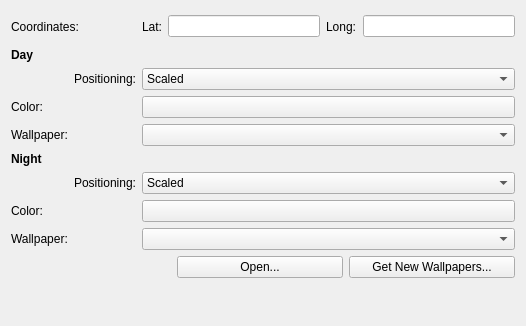
The window that day-and-night/contents/ui/config.ui (lmiphay/pdamsten-plasmoids) describes before a commit, drawn with Qt 5.
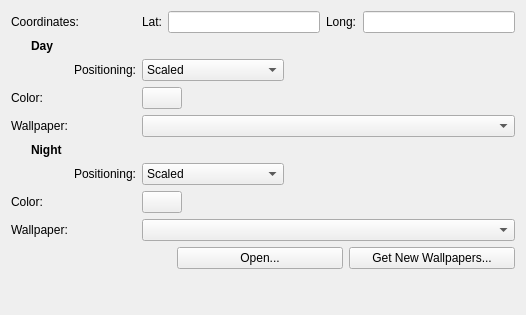
The same window after the commit. Custom widgets are drawn as their Qt base class.

What changed in the file:
```diff
--- a/day-and-night/contents/ui/config.ui
+++ b/day-and-night/contents/ui/config.ui
@@ -7,14 +7,32 @@
     <x>0</x>
     <y>0</y>
     <width>526</width>
-    <height>326</height>
+    <height>315</height>
    </rect>
   </property>
   <property name="windowTitle">
    <string>Color</string>
   </property>
+  <layout class="QVBoxLayout" name="verticalLayout">
+   <item>
   <layout class="QFormLayout" name="formLayout">
-   <item row="1" column="1">
+     <property name="fieldGrowthPolicy">
+      <enum>QFormLayout::ExpandingFieldsGrow</enum>
+     </property>
+     <item row="0" column="0">
+      <widget class="QLabel" name="coordinatesLabel">
+       <property name="sizePolicy">
+        <sizepolicy hsizetype="Preferred" vsizetype="Expanding">
+         <horstretch>0</horstretch>
+         <verstretch>0</verstretch>
+        </sizepolicy>
+       </property>
+       <property name="text">
+        <string>Coordinates:</string>
+       </property>
+      </widget>
+     </item>
+     <item row="0" column="1">
     <layout class="QHBoxLayout" name="horizontalLayout_2">
      <item>
       <widget class="QLabel" name="latitudeLabel">
@@ -56,7 +74,48 @@
      </item>
     </layout>
    </item>
-   <item row="4" column="1">
+     <item row="1" column="0">
+      <widget class="QLabel" name="dayLabel">
+       <property name="font">
+        <font>
+         <weight>75</weight>
+         <bold>true</bold>
+        </font>
+       </property>
+       <property name="text">
+        <string>Day</string>
+       </property>
+       <property name="indent">
+        <number>20</number>
+       </property>
+      </widget>
+     </item>
+     <item row="2" column="0">
+      <widget class="QLabel" name="dayPositioningLabel">
+       <property name="sizePolicy">
+        <sizepolicy hsizetype="Preferred" vsizetype="Expanding">
+         <horstretch>0</horstretch>
+         <verstretch>0</verstretch>
+        </sizepolicy>
+       </property>
+       <property name="minimumSize">
+        <size>
+         <width>125</width>
+         <height>0</height>
+        </size>
+       </property>
+       <property name="text">
+        <string>Positioning:</string>
+       </property>
+       <property name="alignment">
+        <set>Qt::AlignRight|Qt::AlignTrailing|Qt::AlignVCenter</set>
+       </property>
+       <property name="buddy">
+        <cstring>dayPositioningCombo</cstring>
+       </property>
+      </widget>
+     </item>
+     <item row="2" column="1">
     <widget class="KComboBox" name="dayPositioningCombo">
      <property name="sizePolicy">
       <sizepolicy hsizetype="Preferred" vsizetype="Fixed">
@@ -96,10 +155,26 @@
      </item>
     </widget>
    </item>
-   <item row="6" column="1">
+     <item row="3" column="0">
+      <widget class="QLabel" name="dayColorLabel">
+       <property name="sizePolicy">
+        <sizepolicy hsizetype="Preferred" vsizetype="Expanding">
+         <horstretch>0</horstretch>
+         <verstretch>0</verstretch>
+        </sizepolicy>
+       </property>
+       <property name="text">
+        <string>Color:</string>
+       </property>
+       <property name="buddy">
+        <cstring>dayColorButton</cstring>
+       </property>
+      </widget>
+     </item>
+     <item row="3" column="1">
     <widget class="KColorButton" name="dayColorButton"/>
    </item>
-   <item row="7" column="0">
+     <item row="4" column="0">
     <widget class="QLabel" name="dayWallpaperLabel">
      <property name="sizePolicy">
       <sizepolicy hsizetype="Preferred" vsizetype="Expanding">
@@ -115,7 +190,7 @@
      </property>
     </widget>
    </item>
-   <item row="7" column="1">
+     <item row="4" column="1">
     <widget class="KComboBox" name="dayCombo">
      <property name="sizePolicy">
       <sizepolicy hsizetype="Expanding" vsizetype="Fixed">
@@ -125,7 +200,48 @@
      </property>
     </widget>
    </item>
-   <item row="10" column="1">
+     <item row="5" column="0">
+      <widget class="QLabel" name="nightLabel">
+       <property name="font">
+        <font>
+         <weight>75</weight>
+         <bold>true</bold>
+        </font>
+       </property>
+       <property name="text">
+        <string>Night</string>
+       </property>
+       <property name="indent">
+        <number>20</number>
+       </property>
+      </widget>
+     </item>
+     <item row="6" column="0">
+      <widget class="QLabel" name="nightPositioningLabel">
+       <property name="sizePolicy">
+        <sizepolicy hsizetype="Preferred" vsizetype="Expanding">
+         <horstretch>0</horstretch>
+         <verstretch>0</verstretch>
+        </sizepolicy>
+       </property>
+       <property name="minimumSize">
+        <size>
+         <width>125</width>
+         <height>0</height>
+        </size>
+       </property>
+       <property name="text">
+        <string>Positioning:</string>
+       </property>
+       <property name="alignment">
+        <set>Qt::AlignRight|Qt::AlignTrailing|Qt::AlignVCenter</set>
+       </property>
+       <property name="buddy">
+        <cstring>dayPositioningCombo</cstring>
+       </property>
+      </widget>
+     </item>
+     <item row="6" column="1">
     <widget class="KComboBox" name="nightPositioningCombo">
      <property name="sizePolicy">
       <sizepolicy hsizetype="Preferred" vsizetype="Fixed">
@@ -165,10 +281,20 @@
      </item>
     </widget>
    </item>
-   <item row="12" column="1">
+     <item row="7" column="0">
+      <widget class="QLabel" name="nightColorLabel">
+       <property name="text">
+        <string>Color:</string>
+       </property>
+       <property name="buddy">
+        <cstring>nightColorButton</cstring>
+       </property>
+      </widget>
+     </item>
+     <item row="7" column="1">
     <widget class="KColorButton" name="nightColorButton"/>
    </item>
-   <item row="13" column="0">
+     <item row="8" column="0">
     <widget class="QLabel" name="nightWallpaperLabel">
      <property name="sizePolicy">
       <sizepolicy hsizetype="Preferred" vsizetype="Expanding">
@@ -184,7 +310,7 @@
      </property>
     </widget>
    </item>
-   <item row="13" column="1">
+     <item row="8" column="1">
     <widget class="KComboBox" name="nightCombo">
      <property name="sizePolicy">
       <sizepolicy hsizetype="Expanding" vsizetype="Fixed">
@@ -194,7 +320,9 @@
      </property>
     </widget>
    </item>
-   <item row="14" column="0" colspan="2">
+    </layout>
+   </item>
+   <item>
     <layout class="QHBoxLayout" name="horizontalLayout">
      <item>
       <spacer name="horizontalSpacer">
@@ -237,7 +365,7 @@
      </item>
     </layout>
    </item>
-   <item row="15" column="0">
+   <item>
     <spacer name="verticalSpacer">
      <property name="orientation">
       <enum>Qt::Vertical</enum>
@@ -250,121 +378,6 @@
      </property>
     </spacer>
    </item>
-   <item row="4" column="0">
-    <widget class="QLabel" name="dayPositioningLabel">
-     <property name="sizePolicy">
-      <sizepolicy hsizetype="Preferred" vsizetype="Expanding">
-       <horstretch>0</horstretch>
-       <verstretch>0</verstretch>
-      </sizepolicy>
-     </property>
-     <property name="minimumSize">
-      <size>
-       <width>125</width>
-       <height>0</height>
-      </size>
-     </property>
-     <property name="text">
-      <string>Positioning:</string>
-     </property>
-     <property name="alignment">
-      <set>Qt::AlignRight|Qt::AlignTrailing|Qt::AlignVCenter</set>
-     </property>
-     <property name="buddy">
-      <cstring>dayPositioningCombo</cstring>
-     </property>
-    </widget>
-   </item>
-   <item row="1" column="0">
-    <widget class="QLabel" name="coordinatesLabel">
-     <property name="sizePolicy">
-      <sizepolicy hsizetype="Preferred" vsizetype="Expanding">
-       <horstretch>0</horstretch>
-       <verstretch>0</verstretch>
-      </sizepolicy>
-     </property>
-     <property name="text">
-      <string>Coordinates:</string>
-     </property>
-    </widget>
-   </item>
-   <item row="3" column="0">
-    <widget class="QLabel" name="dayLabel">
-     <property name="font">
-      <font>
-       <weight>75</weight>
-       <bold>true</bold>
-      </font>
-     </property>
-     <property name="text">
-      <string>Day</string>
-     </property>
-    </widget>
-   </item>
-   <item row="6" column="0">
-    <widget class="QLabel" name="dayColorLabel">
-     <property name="sizePolicy">
-      <sizepolicy hsizetype="Preferred" vsizetype="Expanding">
-       <horstretch>0</horstretch>
-       <verstretch>0</verstretch>
-      </sizepolicy>
-     </property>
-     <property name="text">
-      <string>Color:</string>
-     </property>
-     <property name="buddy">
-      <cstring>dayColorButton</cstring>
-     </property>
-    </widget>
-   </item>
-   <item row="10" column="0">
-    <widget class="QLabel" name="nightPositioningLabel">
-     <property name="sizePolicy">
-      <sizepolicy hsizetype="Preferred" vsizetype="Expanding">
-       <horstretch>0</horstretch>
-       <verstretch>0</verstretch>
-      </sizepolicy>
-     </property>
-     <property name="minimumSize">
-      <size>
-       <width>125</width>
-       <height>0</height>
-      </size>
-     </property>
-     <property name="text">
-      <string>Positioning:</string>
-     </property>
-     <property name="alignment">
-      <set>Qt::AlignRight|Qt::AlignTrailing|Qt::AlignVCenter</set>
-     </property>
-     <property name="buddy">
-      <cstring>dayPositioningCombo</cstring>
-     </property>
-    </widget>
-   </item>
-   <item row="12" column="0">
-    <widget class="QLabel" name="nightColorLabel">
-     <property name="text">
-      <string>Color:</string>
-     </property>
-     <property name="buddy">
-      <cstring>nightColorButton</cstring>
-     </property>
-    </widget>
-   </item>
-   <item row="9" column="0">
-    <widget class="QLabel" name="nightLabel">
-     <property name="font">
-      <font>
-       <weight>75</weight>
-       <bold>true</bold>
-      </font>
-     </property>
-     <property name="text">
-      <string>Night</string>
-     </property>
-    </widget>
-   </item>
   </layout>
  </widget>
  <customwidgets>
```
Lines whose indentation alone changed are shown as unchanged.
